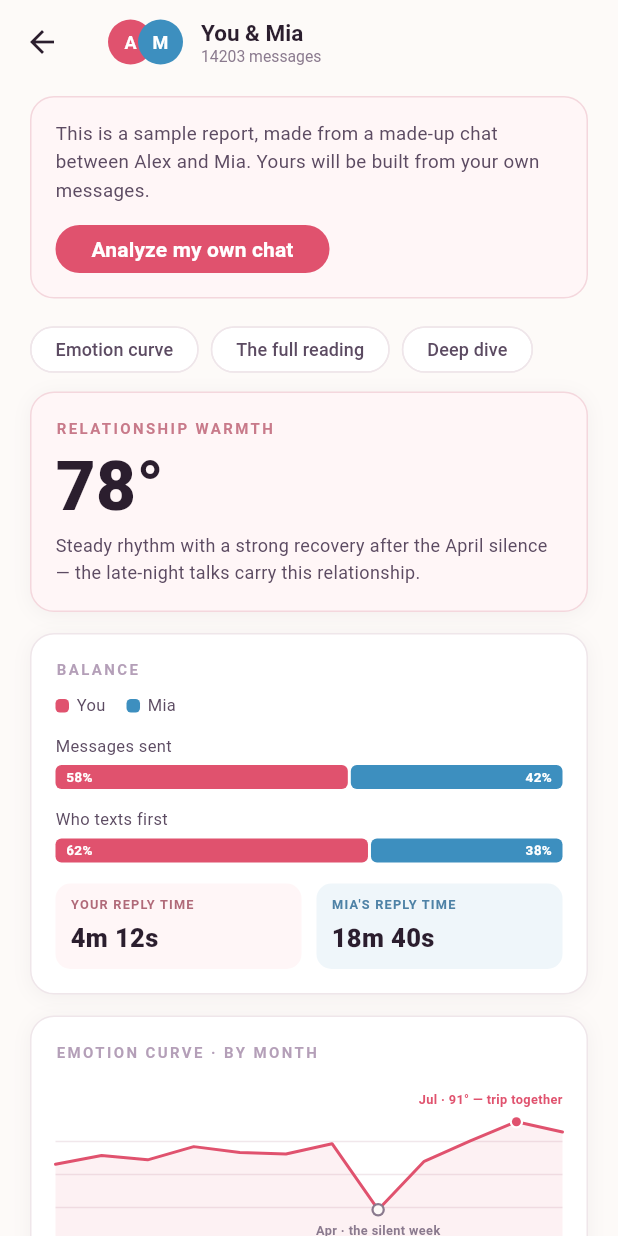
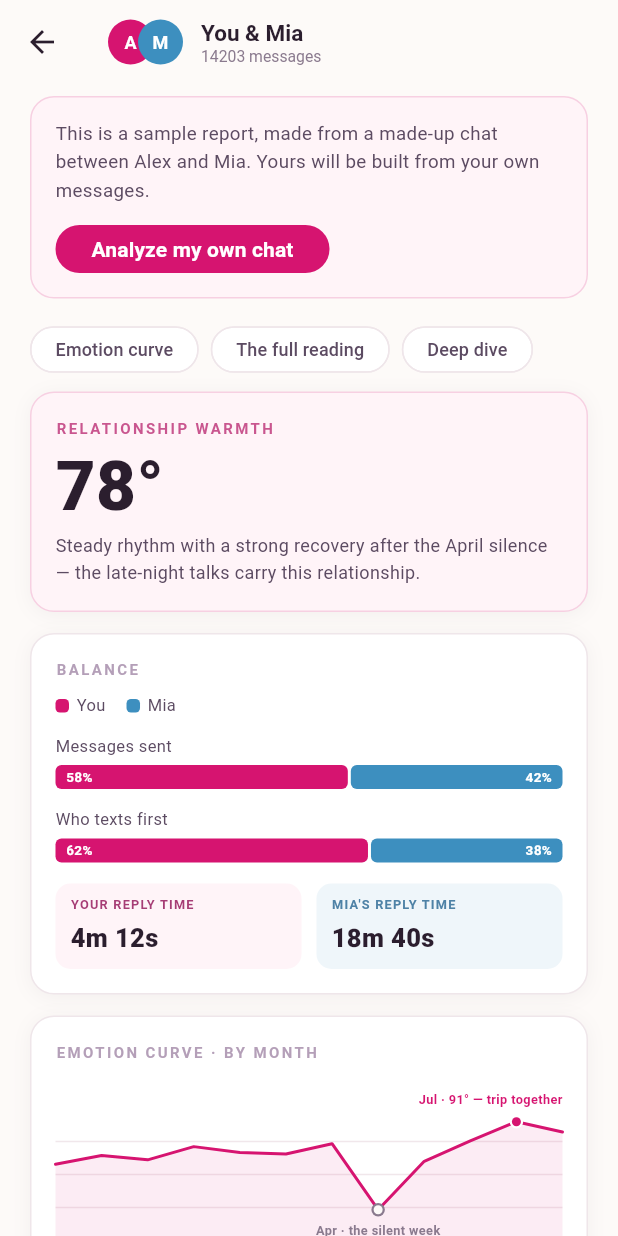
Before and after one commit to ruilin/chat-report, a Flutter app: the screen it shows after launch, after a tap on "See a sample report first", on a phone screen of 412 x 824 dp. Run offline on Flutter 3.47's test engine with Material 3 defaults, Android fonts, the phone set to English and light mode, and no system bars; our stand-ins replace firebase_analytics, firebase_core, in_app_purchase, in_app_review, qr_flutter, share_plus and 1 more; missing offline and left inert: file_selector, in_app_purchase_android; accounts and stored records are empty.

Commit message:
Match the brand colour to the new icon
Buttons, avatars, bars and the emotion curve use the icon's pink. White text
on the brand colour is also easier to read now.

Co-Authored-By: Claude Fable 5.2 <noreply@anthropic.com>

```diff
--- a/lib/screens/home_screen.dart
+++ b/lib/screens/home_screen.dart
@@ -475,7 +475,7 @@ class _EntryCard extends StatelessWidget {
             ),
             child: Text(hint!,
                 style: const TextStyle(
-                    fontSize: 10.5, height: 1.7, color: Color(0xFFB06A79))),
+                    fontSize: 10.5, height: 1.7, color: Color(0xFFA63D75))),
           ),
         ],
       ],
--- a/lib/screens/report_screen.dart
+++ b/lib/screens/report_screen.dart
@@ -274,7 +274,7 @@ class _ReportScreenState extends State<ReportScreen> {
       child: Column(
         crossAxisAlignment: CrossAxisAlignment.start,
         children: [
-          ULabel(l.sectionWarmth, color: const Color(0xFFC87A8A)),
+          ULabel(l.sectionWarmth, color: const Color(0xFFC9568F)),
           Row(
             crossAxisAlignment: CrossAxisAlignment.end,
             children: [
@@ -333,7 +333,7 @@ class _ReportScreenState extends State<ReportScreen> {
               children: [
                 _replyTile(l.labelYourReplyTime,
                     fmtDur(m.medianReply[m.you]!), UColors.roseSoft,
-                    const Color(0xFFB06A79)),
+                    const Color(0xFFA63D75)),
                 const SizedBox(width: 10),
                 _replyTile(
                     l.labelTheirReplyTime(m.partner.toUpperCase()),
--- a/lib/theme.dart
+++ b/lib/theme.dart
@@ -11,9 +11,9 @@ abstract final class UColors {
   static const faint = Color(0xFFB49FB8);
   static const line = Color(0xFFEFE6EA);
   static const card = Colors.white;
-  static const rose = Color(0xFFE0526E); // You / 品牌
-  static const roseSoft = Color(0xFFFFF6F7);
-  static const roseBorder = Color(0xFFF4D7DD);
+  static const rose = Color(0xFFD61470); // You / 品牌，和图标 tool/gen_icon.py 的 PINK 一致
+  static const roseSoft = Color(0xFFFFF4F8);
+  static const roseBorder = Color(0xFFF7D0E2);
   static const blue = Color(0xFF3D8FBF); // 对方
   static const blueSoft = Color(0xFFEFF6FA);
   static const gold = Color(0xFFC99A3C); // 付费/高光
```
